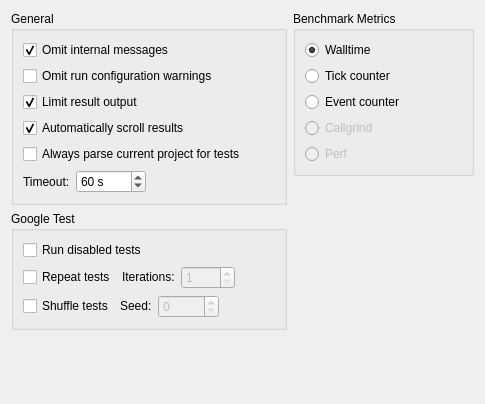
This is src/plugins/autotest/testsettingspage.ui in qt-creator/qt-creator as Qt 5 draws it before an edit. The edited form follows.
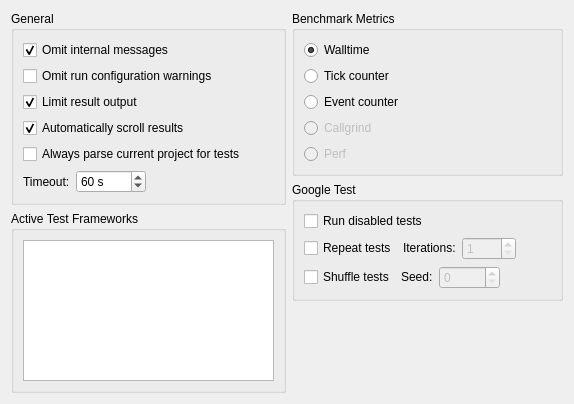
This is the edited form.

Commit message: AutoTest: Introduce active state for test frameworks

Patch:
```diff
--- a/src/plugins/autotest/testsettingspage.ui
+++ b/src/plugins/autotest/testsettingspage.ui
@@ -6,7 +6,7 @@
    <rect>
     <x>0</x>
     <y>0</y>
-    <width>485</width>
+    <width>574</width>
     <height>404</height>
    </rect>
   </property>
@@ -151,130 +151,18 @@
         </widget>
        </item>
        <item>
-        <widget class="QGroupBox" name="groupBox_3">
+        <widget class="QGroupBox" name="groupBox_4">
          <property name="title">
-          <string>Google Test</string>
+          <string>Active Test Frameworks</string>
          </property>
-         <layout class="QVBoxLayout" name="verticalLayout_6">
+         <layout class="QVBoxLayout" name="verticalLayout_7">
           <item>
-           <widget class="QCheckBox" name="runDisabledGTestsCB">
+           <widget class="QListWidget" name="frameworkListWidget">
             <property name="toolTip">
-             <string>Executes disabled tests when performing a test run.</string>
-            </property>
-            <property name="text">
-             <string>Run disabled tests</string>
+             <string>Select the test frameworks to be handled by the AutoTest plugin.</string>
             </property>
            </widget>
           </item>
-          <item>
-           <layout class="QHBoxLayout" name="horizontalLayout_3">
-            <item>
-             <widget class="QCheckBox" name="repeatGTestsCB">
-              <property name="toolTip">
-               <string>Repeats a test run (you might be required to increase the timeout to avoid canceling the tests).</string>
-              </property>
-              <property name="text">
-               <string>Repeat tests</string>
-              </property>
-             </widget>
-            </item>
-            <item>
-             <widget class="QLabel" name="label_3">
-              <property name="sizePolicy">
-               <sizepolicy hsizetype="Preferred" vsizetype="Fixed">
-                <horstretch>0</horstretch>
-                <verstretch>0</verstretch>
-               </sizepolicy>
-              </property>
-              <property name="text">
-               <string>Iterations:</string>
-              </property>
-             </widget>
-            </item>
-            <item>
-             <widget class="QSpinBox" name="repetitionSpin">
-              <property name="enabled">
-               <bool>false</bool>
-              </property>
-              <property name="minimum">
-               <number>1</number>
-              </property>
-              <property name="maximum">
-               <number>9999</number>
-              </property>
-             </widget>
-            </item>
-            <item>
-             <spacer name="horizontalSpacer_3">
-              <property name="orientation">
-               <enum>Qt::Horizontal</enum>
-              </property>
-              <property name="sizeHint" stdset="0">
-               <size>
-                <width>40</width>
-                <height>20</height>
-               </size>
-              </property>
-             </spacer>
-            </item>
-           </layout>
-          </item>
-          <item>
-           <layout class="QHBoxLayout" name="horizontalLayout_4">
-            <item>
-             <widget class="QCheckBox" name="shuffleGTestsCB">
-              <property name="toolTip">
-               <string>Shuffle tests automatically on every iteration by the given seed.</string>
-              </property>
-              <property name="text">
-               <string>Shuffle tests</string>
-              </property>
-             </widget>
-            </item>
-            <item>
-             <widget class="QLabel" name="label_2">
-              <property name="sizePolicy">
-               <sizepolicy hsizetype="Preferred" vsizetype="Fixed">
-                <horstretch>0</horstretch>
-                <verstretch>0</verstretch>
-               </sizepolicy>
-              </property>
-              <property name="text">
-               <string>Seed:</string>
-              </property>
-             </widget>
-            </item>
-            <item>
-             <widget class="QSpinBox" name="seedSpin">
-              <property name="enabled">
-               <bool>false</bool>
-              </property>
-              <property name="toolTip">
-               <string>A seed of 0 generates a seed based on the current timestamp.</string>
-              </property>
-              <property name="specialValueText">
-               <string/>
-              </property>
-              <property name="maximum">
-               <number>99999</number>
-              </property>
-             </widget>
-            </item>
-            <item>
-             <spacer name="horizontalSpacer_4">
-              <property name="orientation">
-               <enum>Qt::Horizontal</enum>
-              </property>
-              <property name="sizeHint" stdset="0">
-               <size>
-                <width>40</width>
-                <height>20</height>
-               </size>
-              </property>
-             </spacer>
-            </item>
-           </layout>
-          </item>
          </layout>
         </widget>
        </item>
@@ -406,6 +294,134 @@
          </layout>
         </widget>
        </item>
+       <item>
+        <widget class="QGroupBox" name="groupBox_3">
+         <property name="title">
+          <string>Google Test</string>
+         </property>
+         <layout class="QVBoxLayout" name="verticalLayout_6">
+          <item>
+           <widget class="QCheckBox" name="runDisabledGTestsCB">
+            <property name="toolTip">
+             <string>Executes disabled tests when performing a test run.</string>
+            </property>
+            <property name="text">
+             <string>Run disabled tests</string>
+            </property>
+           </widget>
+          </item>
+          <item>
+           <layout class="QHBoxLayout" name="horizontalLayout_3">
+            <item>
+             <widget class="QCheckBox" name="repeatGTestsCB">
+              <property name="toolTip">
+               <string>Repeats a test run (you might be required to increase the timeout to avoid canceling the tests).</string>
+              </property>
+              <property name="text">
+               <string>Repeat tests</string>
+              </property>
+             </widget>
+            </item>
+            <item>
+             <widget class="QLabel" name="label_3">
+              <property name="sizePolicy">
+               <sizepolicy hsizetype="Preferred" vsizetype="Fixed">
+                <horstretch>0</horstretch>
+                <verstretch>0</verstretch>
+               </sizepolicy>
+              </property>
+              <property name="text">
+               <string>Iterations:</string>
+              </property>
+             </widget>
+            </item>
+            <item>
+             <widget class="QSpinBox" name="repetitionSpin">
+              <property name="enabled">
+               <bool>false</bool>
+              </property>
+              <property name="minimum">
+               <number>1</number>
+              </property>
+              <property name="maximum">
+               <number>9999</number>
+              </property>
+             </widget>
+            </item>
+            <item>
+             <spacer name="horizontalSpacer_3">
+              <property name="orientation">
+               <enum>Qt::Horizontal</enum>
+              </property>
+              <property name="sizeHint" stdset="0">
+               <size>
+                <width>40</width>
+                <height>20</height>
+               </size>
+              </property>
+             </spacer>
+            </item>
+           </layout>
+          </item>
+          <item>
+           <layout class="QHBoxLayout" name="horizontalLayout_4">
+            <item>
+             <widget class="QCheckBox" name="shuffleGTestsCB">
+              <property name="toolTip">
+               <string>Shuffle tests automatically on every iteration by the given seed.</string>
+              </property>
+              <property name="text">
+               <string>Shuffle tests</string>
+              </property>
+             </widget>
+            </item>
+            <item>
+             <widget class="QLabel" name="label_2">
+              <property name="sizePolicy">
+               <sizepolicy hsizetype="Preferred" vsizetype="Fixed">
+                <horstretch>0</horstretch>
+                <verstretch>0</verstretch>
+               </sizepolicy>
+              </property>
+              <property name="text">
+               <string>Seed:</string>
+              </property>
+             </widget>
+            </item>
+            <item>
+             <widget class="QSpinBox" name="seedSpin">
+              <property name="enabled">
+               <bool>false</bool>
+              </property>
+              <property name="toolTip">
+               <string>A seed of 0 generates a seed based on the current timestamp.</string>
+              </property>
+              <property name="specialValueText">
+               <string/>
+              </property>
+              <property name="maximum">
+               <number>99999</number>
+              </property>
+             </widget>
+            </item>
+            <item>
+             <spacer name="horizontalSpacer_4">
+              <property name="orientation">
+               <enum>Qt::Horizontal</enum>
+              </property>
+              <property name="sizeHint" stdset="0">
+               <size>
+                <width>40</width>
+                <height>20</height>
+               </size>
+              </property>
+             </spacer>
+            </item>
+           </layout>
+          </item>
+         </layout>
+        </widget>
+       </item>
        <item>
         <spacer name="verticalSpacer_2">
          <property name="orientation">
```
The commit also changes 14 other files.
